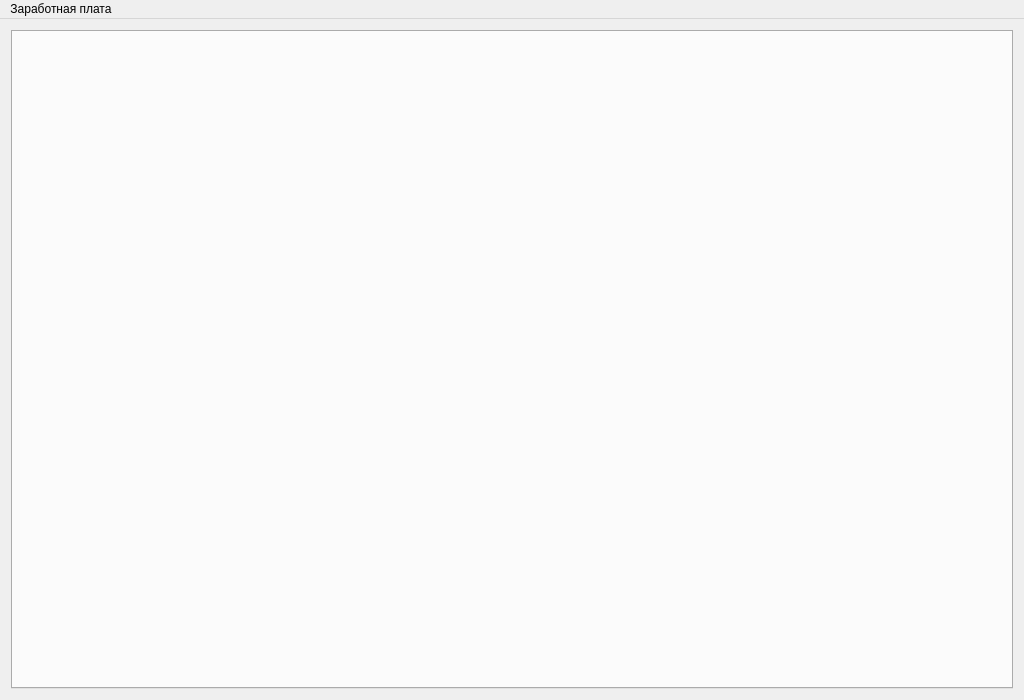
Sergeyego/el_zp, file mainwindow.ui: the form before one commit.
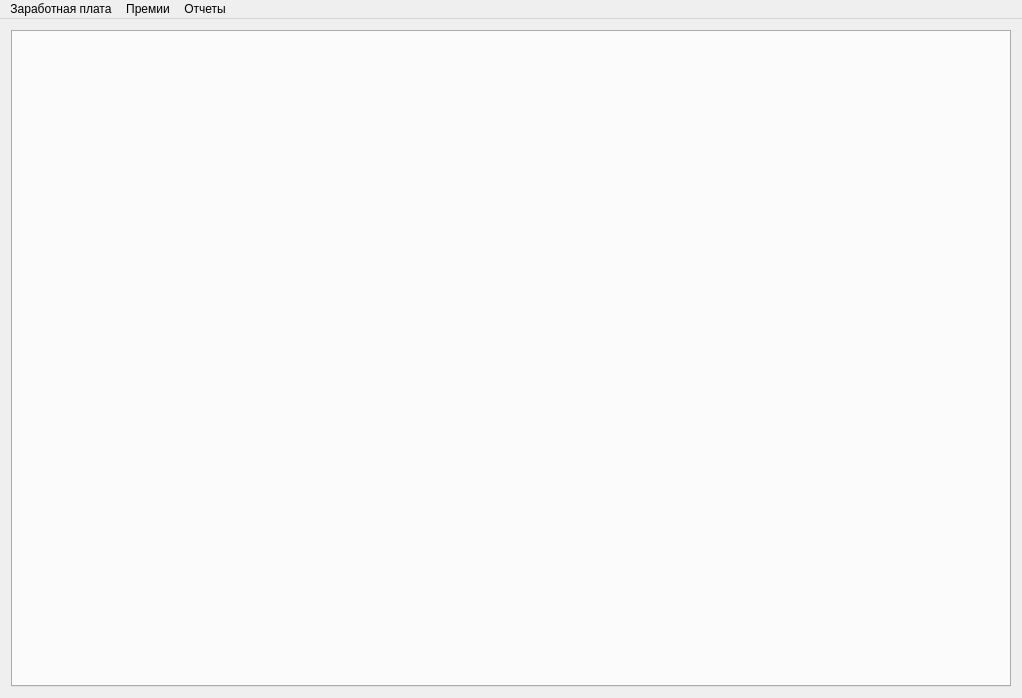
The form after the commit.

What changed in the file:
```diff
--- a/mainwindow.ui
+++ b/mainwindow.ui
@@ -6,8 +6,8 @@
    <rect>
     <x>0</x>
     <y>0</y>
-    <width>1024</width>
-    <height>700</height>
+    <width>1022</width>
+    <height>698</height>
    </rect>
   </property>
   <property name="windowTitle">
@@ -32,8 +32,8 @@
     <rect>
      <x>0</x>
      <y>0</y>
-     <width>1024</width>
-     <height>22</height>
+     <width>1022</width>
+     <height>25</height>
     </rect>
    </property>
    <widget class="QMenu" name="menu">
@@ -42,7 +42,22 @@
     </property>
     <addaction name="actionCalcWage"/>
    </widget>
+   <widget class="QMenu" name="menu_2">
+    <property name="title">
+     <string>Премии</string>
+    </property>
+    <addaction name="actionPremMon"/>
+    <addaction name="actionPremNorm"/>
+   </widget>
+   <widget class="QMenu" name="menu_3">
+    <property name="title">
+     <string>Отчеты</string>
+    </property>
+    <addaction name="actionRepNorm"/>
+   </widget>
    <addaction name="menu"/>
+   <addaction name="menu_2"/>
+   <addaction name="menu_3"/>
   </widget>
   <action name="actionCalcWage">
    <property name="text">
```
Left out of the diff: 15 changed lines with no effect on the pictures.
